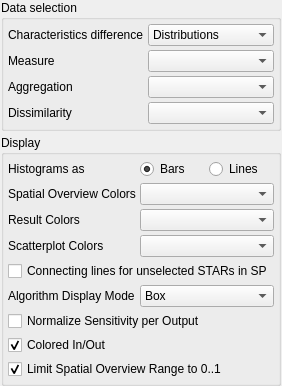
First picture: the form in modules/FiAKEr/SensitivitySettings.ui, repository 3dct/open_iA, before the edit.
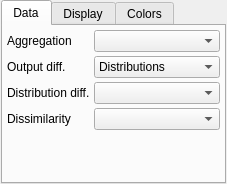
Second picture: the form after the edit. The open tabs and pages were chosen to show the change.

Commit message: Sensitivity: Restructure settings dialog with tabs, allow adapting SP distance

```diff
--- a/modules/FiAKEr/SensitivitySettings.ui
+++ b/modules/FiAKEr/SensitivitySettings.ui
@@ -6,8 +6,8 @@
    <rect>
     <x>0</x>
     <y>0</y>
-    <width>249</width>
-    <height>340</height>
+    <width>220</width>
+    <height>184</height>
    </rect>
   </property>
   <property name="windowTitle">
@@ -29,12 +29,116 @@
    <property name="spacing">
     <number>4</number>
    </property>
-   <item row="3" column="0">
-    <widget class="QGroupBox" name="gbDisplay">
-     <property name="title">
+   <item row="2" column="0">
+    <widget class="QTabWidget" name="tabWidget">
+     <property name="currentIndex">
+      <number>1</number>
+     </property>
+     <widget class="QWidget" name="tabData">
+      <attribute name="title">
+       <string>Data</string>
+      </attribute>
+      <layout class="QGridLayout" name="gridData">
+       <property name="leftMargin">
+        <number>4</number>
+       </property>
+       <property name="topMargin">
+        <number>4</number>
+       </property>
+       <property name="rightMargin">
+        <number>4</number>
+       </property>
+       <property name="bottomMargin">
+        <number>4</number>
+       </property>
+       <property name="spacing">
+        <number>4</number>
+       </property>
+       <item row="4" column="1">
+        <widget class="QComboBox" name="cmbboxDissimilarity"/>
+       </item>
+       <item row="0" column="1">
+        <widget class="QComboBox" name="cmbboxAggregation">
+         <property name="sizePolicy">
+          <sizepolicy hsizetype="Expanding" vsizetype="Fixed">
+           <horstretch>0</horstretch>
+           <verstretch>0</verstretch>
+          </sizepolicy>
+         </property>
+        </widget>
+       </item>
+       <item row="4" column="0">
+        <widget class="QLabel" name="lbDissimilarity">
+         <property name="text">
+          <string>Dissimilarity</string>
+         </property>
+        </widget>
+       </item>
+       <item row="2" column="0">
+        <widget class="QLabel" name="lbMeasure">
+         <property name="text">
+          <string>Distribution diff.</string>
+         </property>
+        </widget>
+       </item>
+       <item row="2" column="1">
+        <widget class="QComboBox" name="cmbboxMeasure">
+         <property name="sizePolicy">
+          <sizepolicy hsizetype="Expanding" vsizetype="Fixed">
+           <horstretch>0</horstretch>
+           <verstretch>0</verstretch>
+          </sizepolicy>
+         </property>
+        </widget>
+       </item>
+       <item row="1" column="1">
+        <widget class="QComboBox" name="cmbboxCharDiff">
+         <item>
+          <property name="text">
+           <string>Distributions</string>
+          </property>
+         </item>
+         <item>
+          <property name="text">
+           <string>Pairwise Average</string>
+          </property>
+         </item>
+        </widget>
+       </item>
+       <item row="1" column="0">
+        <widget class="QLabel" name="lbCharacteristicsDifference">
+         <property name="text">
+          <string>Output diff.</string>
+         </property>
+        </widget>
+       </item>
+       <item row="0" column="0">
+        <widget class="QLabel" name="lbAggregation">
+         <property name="text">
+          <string>Aggregation</string>
+         </property>
+        </widget>
+       </item>
+       <item row="5" column="0" colspan="2">
+        <spacer name="verticalSpacer_3">
+         <property name="orientation">
+          <enum>Qt::Vertical</enum>
+         </property>
+         <property name="sizeHint" stdset="0">
+          <size>
+           <width>20</width>
+           <height>40</height>
+          </size>
+         </property>
+        </spacer>
+       </item>
+      </layout>
+     </widget>
+     <widget class="QWidget" name="tabDisplay">
+      <attribute name="title">
       <string>Display</string>
-     </property>
-     <layout class="QGridLayout" name="glDisplay">
+      </attribute>
+      <layout class="QGridLayout" name="gridDisplay">
       <property name="leftMargin">
        <number>4</number>
       </property>
@@ -50,61 +154,61 @@
       <property name="spacing">
        <number>4</number>
       </property>
-      <item row="2" column="0">
-       <widget class="QLabel" name="lbSPHighlightColorMap">
-        <property name="text">
-         <string>Result Colors</string>
-        </property>
-       </widget>
-      </item>
-      <item row="4" column="0" colspan="3">
-       <widget class="QCheckBox" name="cbUnselectedSTARLines">
-        <property name="text">
-         <string>Connecting lines for unselected STARs in SP</string>
-        </property>
-       </widget>
-      </item>
-      <item row="8" column="0">
-       <widget class="QCheckBox" name="cbColoredInOut">
+       <item row="11" column="1" colspan="2">
+        <widget class="QSpinBox" name="sbSPDist">
+         <property name="suffix">
+          <string/>
+         </property>
+         <property name="prefix">
+          <string/>
+         </property>
+         <property name="maximum">
+          <number>100</number>
+         </property>
+         <property name="value">
+          <number>5</number>
+         </property>
+        </widget>
+       </item>
+       <item row="7" column="0" colspan="3">
+        <widget class="QCheckBox" name="cbLimitSpatialOverviewRange">
         <property name="text">
-         <string>Colored In/Out</string>
+          <string>Fix Spatial Overview Range to 0..1</string>
         </property>
         <property name="checked">
          <bool>true</bool>
         </property>
        </widget>
       </item>
-      <item row="1" column="1" colspan="2">
-       <widget class="QComboBox" name="cmbboxSpatialOverviewColorMap"/>
-      </item>
-      <item row="0" column="0">
+       <item row="1" column="0">
+        <widget class="QLabel" name="lbAlgorithmInfoDisplayMode">
+         <property name="text">
+          <string>Algor. Detail</string>
+         </property>
+        </widget>
+       </item>
+       <item row="2" column="2">
+        <widget class="QRadioButton" name="rbLines">
+         <property name="text">
+          <string>Lines</string>
+         </property>
+        </widget>
+       </item>
+       <item row="11" column="0">
+        <widget class="QLabel" name="label">
+         <property name="text">
+          <string>SP Distance</string>
+         </property>
+        </widget>
+       </item>
+       <item row="2" column="0">
        <widget class="QLabel" name="lbHistograms">
         <property name="text">
          <string>Histograms as</string>
         </property>
        </widget>
       </item>
-      <item row="1" column="0">
-       <widget class="QLabel" name="lbSpatialOverviewColorMap">
-        <property name="text">
-         <string>Spatial Overview Colors</string>
-        </property>
-       </widget>
-      </item>
-      <item row="3" column="1" colspan="2">
-       <widget class="QComboBox" name="cmbboxSPColorMap"/>
-      </item>
-      <item row="2" column="1" colspan="2">
-       <widget class="QComboBox" name="cmbboxSPHighlightColorMap"/>
-      </item>
-      <item row="5" column="0">
-       <widget class="QLabel" name="lbAlgorithmInfoDisplayMode">
-        <property name="text">
-         <string>Algorithm Display Mode</string>
-        </property>
-       </widget>
-      </item>
-      <item row="0" column="1">
+       <item row="2" column="1">
        <widget class="QRadioButton" name="rbBar">
         <property name="text">
          <string>Bars</string>
@@ -114,28 +218,7 @@
         </property>
        </widget>
       </item>
-      <item row="3" column="0">
-       <widget class="QLabel" name="lbSPColorMap">
-        <property name="text">
-         <string>Scatterplot Colors</string>
-        </property>
-       </widget>
-      </item>
-      <item row="0" column="2">
-       <widget class="QRadioButton" name="rbLines">
-        <property name="text">
-         <string>Lines</string>
-        </property>
-       </widget>
-      </item>
-      <item row="6" column="0" colspan="3">
-       <widget class="QCheckBox" name="cbNormalizePerOutput">
-        <property name="text">
-         <string>Normalize Sensitivity per Output</string>
-        </property>
-       </widget>
-      </item>
-      <item row="5" column="1" colspan="2">
+       <item row="1" column="1" colspan="2">
        <widget class="QComboBox" name="cmbboxAlgoInfoMode">
         <item>
          <property name="text">
@@ -150,108 +233,20 @@
        </widget>
       </item>
       <item row="9" column="0" colspan="3">
-       <widget class="QCheckBox" name="cbLimitSpatialOverviewRange">
+        <widget class="QCheckBox" name="cbNormalizePerOutput">
         <property name="text">
-         <string>Limit Spatial Overview Range to 0..1</string>
-        </property>
-        <property name="checked">
-         <bool>true</bool>
-        </property>
-       </widget>
-      </item>
-     </layout>
-    </widget>
-   </item>
-   <item row="2" column="0">
-    <widget class="QGroupBox" name="gbData">
-     <property name="title">
-      <string>Data selection</string>
-     </property>
-     <layout class="QGridLayout" name="glData">
-      <property name="leftMargin">
-       <number>4</number>
-      </property>
-      <property name="topMargin">
-       <number>4</number>
-      </property>
-      <property name="rightMargin">
-       <number>4</number>
-      </property>
-      <property name="bottomMargin">
-       <number>4</number>
-      </property>
-      <property name="spacing">
-       <number>4</number>
-      </property>
-      <item row="1" column="1">
-       <widget class="QComboBox" name="cmbboxCharDiff">
-        <item>
+          <string>Normalize Sensitivity per Output</string>
+         </property>
+        </widget>
+       </item>
+       <item row="10" column="0" colspan="3">
+        <widget class="QCheckBox" name="cbUnselectedSTARLines">
          <property name="text">
-          <string>Distributions</string>
+          <string>SP: Connecting lines for all stars</string>
          </property>
-        </item>
-        <item>
-         <property name="text">
-          <string>Pairwise Average</string>
-         </property>
-        </item>
-       </widget>
-      </item>
-      <item row="3" column="0">
-       <widget class="QLabel" name="lbAggregation">
-        <property name="text">
-         <string>Aggregation</string>
-        </property>
-       </widget>
-      </item>
-      <item row="3" column="1">
-       <widget class="QComboBox" name="cmbboxAggregation">
-        <property name="sizePolicy">
-         <sizepolicy hsizetype="Expanding" vsizetype="Fixed">
-          <horstretch>0</horstretch>
-          <verstretch>0</verstretch>
-         </sizepolicy>
-        </property>
-       </widget>
-      </item>
-      <item row="4" column="0">
-       <widget class="QLabel" name="lbDissimilarity">
-        <property name="text">
-         <string>Dissimilarity</string>
-        </property>
-       </widget>
-      </item>
-      <item row="4" column="1">
-       <widget class="QComboBox" name="cmbboxDissimilarity"/>
-      </item>
-      <item row="2" column="0">
-       <widget class="QLabel" name="lbMeasure">
-        <property name="text">
-         <string>Measure</string>
-        </property>
-       </widget>
-      </item>
-      <item row="1" column="0">
-       <widget class="QLabel" name="lbCharacteristicsDifference">
-        <property name="text">
-         <string>Characteristics difference</string>
-        </property>
-       </widget>
-      </item>
-      <item row="2" column="1">
-       <widget class="QComboBox" name="cmbboxMeasure">
-        <property name="sizePolicy">
-         <sizepolicy hsizetype="Expanding" vsizetype="Fixed">
-          <horstretch>0</horstretch>
-          <verstretch>0</verstretch>
-         </sizepolicy>
-        </property>
-       </widget>
-      </item>
-     </layout>
-    </widget>
-   </item>
-   <item row="6" column="0">
+        </widget>
+       </item>
+       <item row="13" column="0" colspan="3">
     <spacer name="verticalSpacer">
      <property name="orientation">
       <enum>Qt::Vertical</enum>
@@ -263,6 +258,85 @@
       </size>
      </property>
     </spacer>
+       </item>
+      </layout>
+     </widget>
+     <widget class="QWidget" name="tabColors">
+      <attribute name="title">
+       <string>Colors</string>
+      </attribute>
+      <layout class="QGridLayout" name="gridColors">
+       <property name="leftMargin">
+        <number>4</number>
+       </property>
+       <property name="topMargin">
+        <number>4</number>
+       </property>
+       <property name="rightMargin">
+        <number>4</number>
+       </property>
+       <property name="bottomMargin">
+        <number>4</number>
+       </property>
+       <property name="spacing">
+        <number>4</number>
+       </property>
+       <item row="1" column="1">
+        <widget class="QComboBox" name="cmbboxSPHighlightColorMap"/>
+       </item>
+       <item row="4" column="0" colspan="2">
+        <spacer name="verticalSpacer_2">
+         <property name="orientation">
+          <enum>Qt::Vertical</enum>
+         </property>
+         <property name="sizeHint" stdset="0">
+          <size>
+           <width>20</width>
+           <height>40</height>
+          </size>
+         </property>
+        </spacer>
+       </item>
+       <item row="0" column="0">
+        <widget class="QLabel" name="lbSpatialOverviewColorMap">
+         <property name="text">
+          <string>Spatial Overview</string>
+         </property>
+        </widget>
+       </item>
+       <item row="1" column="0">
+        <widget class="QLabel" name="lbSPHighlightColorMap">
+         <property name="text">
+          <string>Results</string>
+         </property>
+        </widget>
+       </item>
+       <item row="0" column="1">
+        <widget class="QComboBox" name="cmbboxSpatialOverviewColorMap"/>
+       </item>
+       <item row="2" column="1">
+        <widget class="QComboBox" name="cmbboxSPColorMap"/>
+       </item>
+       <item row="2" column="0">
+        <widget class="QLabel" name="lbSPColorMap">
+         <property name="text">
+          <string>Scatterplots</string>
+         </property>
+        </widget>
+       </item>
+       <item row="3" column="0" colspan="2">
+        <widget class="QCheckBox" name="cbColoredInOut">
+         <property name="text">
+          <string>Colored In/Out</string>
+         </property>
+         <property name="checked">
+          <bool>true</bool>
+         </property>
+        </widget>
+       </item>
+      </layout>
+     </widget>
+    </widget>
    </item>
   </layout>
  </widget>
```
Lines whose indentation alone changed are shown as unchanged. The commit also changes 2 other files.
